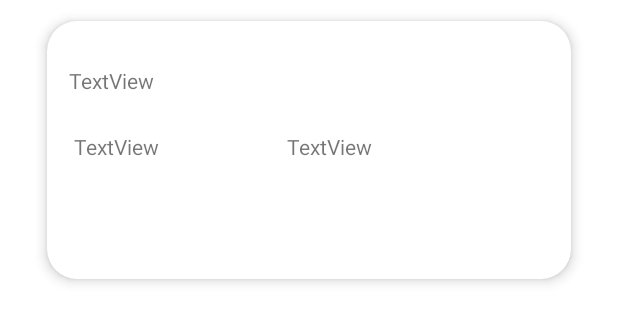
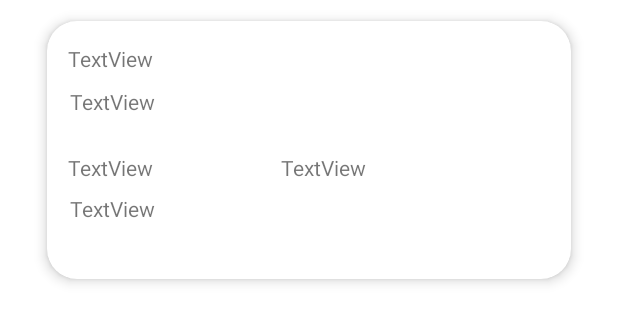
Before and after one commit to 2022WUDC/Every-Delivery, an Android app: the layout delivery_sheet.xml on its own in the app's theme, with its tools: preview values and no code run, on a phone screen of 412 x 824 dp. Shown: the top 323 px of the screen. Run offline under Robolectric (Android 15) with nearby library versions, the light colour scheme and no system bars.

Commit message:
리사이클러뷰-카드뷰 생성 성공(연결 미완)

```diff
--- a/app/src/main/res/layout/activity_delivery.xml
+++ b/app/src/main/res/layout/activity_delivery.xml
@@ -9,7 +9,11 @@
     <FrameLayout
         android:id="@+id/delivery_frame"
         android:layout_width="match_parent"
-        android:layout_height="match_parent">
+        android:layout_height="match_parent"
+        app:layout_constraintBottom_toBottomOf="parent"
+        app:layout_constraintEnd_toEndOf="parent"
+        app:layout_constraintStart_toStartOf="parent"
+        app:layout_constraintTop_toTopOf="parent">
 
     </FrameLayout>
 </androidx.constraintlayout.widget.ConstraintLayout>
--- a/app/src/main/res/layout/delivery_sheet.xml
+++ b/app/src/main/res/layout/delivery_sheet.xml
@@ -27,10 +27,11 @@
                 android:layout_width="320dp"
                 android:layout_height="28dp"
                 android:layout_marginStart="14dp"
-                android:layout_marginTop="30dp"
+                android:layout_marginTop="44dp"
                 android:layout_marginEnd="14dp"
                 android:text="TextView"
                 app:layout_constraintEnd_toEndOf="parent"
+                app:layout_constraintHorizontal_bias="1.0"
                 app:layout_constraintStart_toStartOf="parent"
                 app:layout_constraintTop_toTopOf="parent" />
 
@@ -38,14 +39,14 @@
                 android:id="@+id/tv_deliveryprice"
                 android:layout_width="wrap_content"
                 android:layout_height="wrap_content"
-                android:layout_marginStart="18dp"
+                android:layout_marginStart="14dp"
                 android:layout_marginTop="16dp"
                 android:text="TextView"
                 app:layout_constraintStart_toStartOf="parent"
                 app:layout_constraintTop_toBottomOf="@+id/arrive_add" />
 
             <TextView
-                android:id="@+id/tv_name"
+                android:id="@+id/tv_totalprice"
                 android:layout_width="wrap_content"
                 android:layout_height="wrap_content"
                 android:layout_marginStart="85dp"
@@ -53,6 +54,26 @@
                 android:text="TextView"
                 app:layout_constraintStart_toEndOf="@+id/tv_deliveryprice"
                 app:layout_constraintTop_toBottomOf="@+id/arrive_add" />
+
+            <TextView
+                android:id="@+id/tv_menu"
+                android:layout_width="wrap_content"
+                android:layout_height="wrap_content"
+                android:layout_marginStart="15dp"
+                android:layout_marginTop="8dp"
+                android:text="TextView"
+                app:layout_constraintStart_toStartOf="parent"
+                app:layout_constraintTop_toBottomOf="@+id/tv_deliveryprice" />
+
+            <TextView
+                android:id="@+id/tv_time"
+                android:layout_width="wrap_content"
+                android:layout_height="wrap_content"
+                android:layout_marginStart="14dp"
+                android:layout_marginTop="15dp"
+                android:text="TextView"
+                app:layout_constraintStart_toStartOf="parent"
+                app:layout_constraintTop_toTopOf="parent" />
         </androidx.constraintlayout.widget.ConstraintLayout>
     </androidx.cardview.widget.CardView>
 </androidx.constraintlayout.widget.ConstraintLayout>
```
Also changed, not shown: app/src/main/java/com/example/everydaydelivery/Datas.kt (+9 -3 lines), app/src/main/java/com/example/everydaydelivery/DeliveryExFragment.kt (+19 -24 lines).
